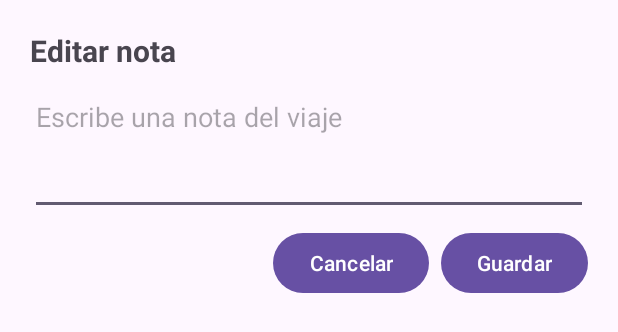
After one commit to AimarAcosta/PasaporteApp, an Android app: the layout dialog_note.xml on its own in the app's theme, with its tools: preview values and no code run, on a phone screen of 412 x 824 dp. The commit adds this screen. Shown: the top 332 px of the screen. Run offline under Robolectric (Android 15) with nearby library versions, the phone set to English and light mode, and no system bars.

Commit message:
Guardar notas

```diff
--- a/app/build.gradle.kts
+++ b/app/build.gradle.kts
@@ -41,6 +41,7 @@ dependencies {
     implementation(libs.androidx.appcompat)
     implementation(libs.androidx.constraintlayout)
     implementation(libs.androidx.core.ktx)
+    implementation(libs.androidx.room.common)
     implementation(libs.material)
     testImplementation(libs.junit)
     androidTestImplementation(libs.androidx.espresso.core)
--- a/app/src/main/AndroidManifest.xml
+++ b/app/src/main/AndroidManifest.xml
@@ -26,6 +26,9 @@
         <activity
             android:name=".ui.DetallePaisActivity"
             android:exported="false" />
+        <activity
+            android:name=".ui.PasaporteActivity"
+            android:exported="false" />
     </application>
 
 </manifest>
--- a/app/src/main/java/com/dam/pasaporteapp/MainActivity.kt
+++ b/app/src/main/java/com/dam/pasaporteapp/MainActivity.kt
@@ -18,6 +18,7 @@ import androidx.appcompat.widget.SearchView
 import com.dam.pasaporteapp.model.Pais
 import android.content.Intent
 import com.dam.pasaporteapp.ui.DetallePaisActivity
+import com.dam.pasaporteapp.ui.PasaporteActivity
 
 class MainActivity : AppCompatActivity() {
 
@@ -53,7 +54,7 @@ class MainActivity : AppCompatActivity() {
         }
 
         binding.btnPasaporte.setOnClickListener {
-            Toast.makeText(this, R.string.nav_pasaporte, Toast.LENGTH_SHORT).show()
+            startActivity(Intent(this, PasaporteActivity::class.java))
         }
 
         binding.btnQuiz.setOnClickListener {
--- /dev/null
+++ b/app/src/main/res/layout/dialog_note.xml
@@ -0,0 +1,47 @@
+<?xml version="1.0" encoding="utf-8"?>
+<LinearLayout xmlns:android="http://schemas.android.com/apk/res/android"
+    android:layout_width="match_parent"
+    android:layout_height="wrap_content"
+    android:orientation="vertical"
+    android:padding="20dp">
+
+    <TextView
+        android:layout_width="match_parent"
+        android:layout_height="wrap_content"
+        android:text="@string/pasaporte_editar_nota"
+        android:textSize="20sp"
+        android:textStyle="bold" />
+
+    <EditText
+        android:id="@+id/etNotaPasaporte"
+        android:layout_width="match_parent"
+        android:layout_height="wrap_content"
+        android:layout_marginTop="8dp"
+        android:gravity="top|start"
+        android:hint="@string/pasaporte_nota_hint"
+        android:inputType="textCapSentences|textMultiLine"
+        android:minLines="3" />
+
+    <LinearLayout
+        android:layout_width="match_parent"
+        android:layout_height="wrap_content"
+        android:layout_marginTop="8dp"
+        android:gravity="end"
+        android:orientation="horizontal">
+
+        <Button
+            android:id="@+id/btnCancelarNota"
+            android:layout_width="wrap_content"
+            android:layout_height="wrap_content"
+            android:text="@string/pasaporte_cancelar_nota" />
+
+        <Button
+            android:id="@+id/btnGuardarNota"
+            android:layout_width="wrap_content"
+            android:layout_height="wrap_content"
+            android:layout_marginStart="8dp"
+            android:text="@string/pasaporte_guardar_nota" />
+
+    </LinearLayout>
+
+</LinearLayout>
--- a/app/src/main/res/values/colors.xml
+++ b/app/src/main/res/values/colors.xml
@@ -2,4 +2,9 @@
 <resources>
     <color name="black">#FF000000</color>
     <color name="white">#FFFFFFFF</color>
+
+    <color name="visita_icono_guardado">#694500</color>
+    <color name="visita_fondo_guardado">#FFE08A</color>
+    <color name="visita_icono_no_guardado">#434B57</color>
+    <color name="visita_fondo_no_guardado">#E8EBF0</color>
 </resources>
--- a/app/src/main/res/values/strings.xml
+++ b/app/src/main/res/values/strings.xml
@@ -44,4 +44,18 @@
     <string name="pais_guardado">País añadido al pasaporte</string>
     <string name="pais_eliminado">País quitado del pasaporte</string>
     <string name="error_cambiar_visita">No se ha podido actualizar el pasaporte.</string>
+
+    <string name="pasaporte_vacio">Todavía no has añadido ningún país al pasaporte.</string>
+
+    <plurals name="pasaporte_resumen">
+        <item quantity="one">Has visitado %d país</item>
+        <item quantity="other">Has visitado %d países</item>
+    </plurals>
+
+    <string name="pasaporte_sin_nota">Sin nota</string>
+    <string name="pasaporte_editar_nota">Editar nota</string>
+    <string name="pasaporte_quitar_pais">Quitar</string>
+    <string name="pasaporte_nota_hint">Escribe una nota del viaje</string>
+    <string name="pasaporte_guardar_nota">Guardar</string>
+    <string name="pasaporte_cancelar_nota">Cancelar</string>
 </resources>
--- a/gradle/libs.versions.toml
+++ b/gradle/libs.versions.toml
@@ -8,6 +8,7 @@ appcompat = "1.8.0"
 material = "1.14.0"
 activityKtx = "1.13.0"
 constraintlayout = "2.2.2"
+roomCommon = "2.8.5"
 
 [libraries]
 androidx-core-ktx = { group = "androidx.core", name = "core-ktx", version.ref = "coreKtx" }
@@ -18,6 +19,7 @@ androidx-appcompat = { group = "androidx.appcompat", name = "appcompat", version
 material = { group = "com.google.android.material", name = "material", version.ref = "material" }
 androidx-activity-ktx = { group = "androidx.activity", name = "activity-ktx", version.ref = "activityKtx" }
 androidx-constraintlayout = { group = "androidx.constraintlayout", name = "constraintlayout", version.ref = "constraintlayout" }
+androidx-room-common = { group = "androidx.room", name = "room-common", version.ref = "roomCommon" }
 
 [plugins]
 android-application = { id = "com.android.application", version.ref = "agp" }
```
Also changed, not shown: app/src/main/java/com/dam/pasaporteapp/adapter/PasaporteAdapter.kt (added, +83 -0 lines), app/src/main/java/com/dam/pasaporteapp/database/PaisVisitadoDao.kt (+8 -0 lines), app/src/main/java/com/dam/pasaporteapp/repository/CountryRepository.kt (+13 -0 lines), app/src/main/java/com/dam/pasaporteapp/ui/DetallePaisActivity.kt (+19 -2 lines), app/src/main/java/com/dam/pasaporteapp/ui/PasaporteActivity.kt (added, +139 -0 lines), app/src/main/res/layout/activity_pasaporte.xml (added, +38 -0 lines), app/src/main/res/layout/item_pais.xml (+37 -2 lines).
